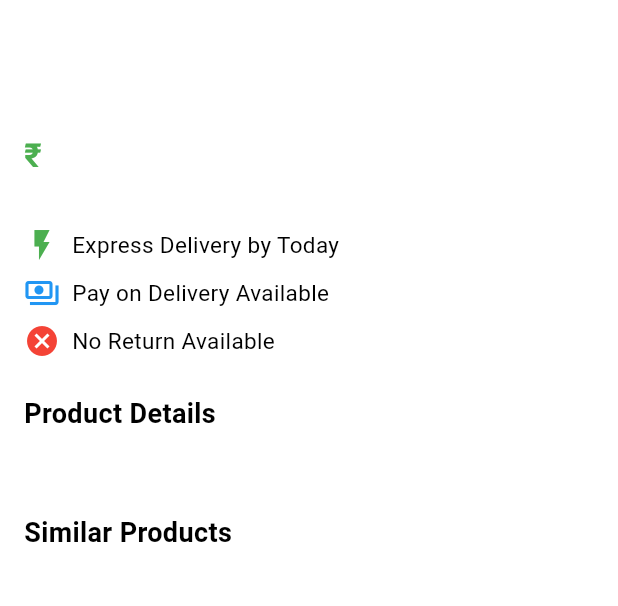
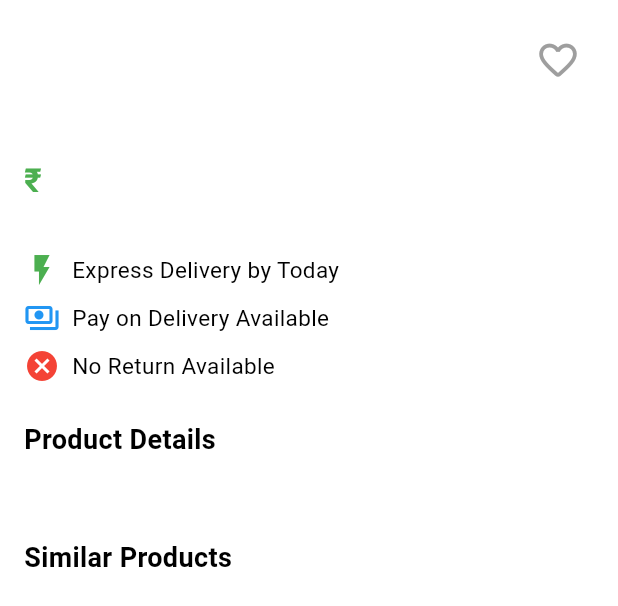
Before and after one commit to Vasilnk/Freshkart, a Flutter app: the ProductDetailsSection widget shown alone on an empty page, opened directly with empty values, on a phone screen of 412 x 824 dp. Shown: the top 606 px of the screen. Run offline on Flutter 3.47's test engine with Material 3 defaults, Android fonts, the phone set to English and light mode, and no system bars; our stand-ins replace another_flushbar, audioplayers, carousel_slider, cloud_firestore, firebase_auth, firebase_core and 6 more; missing offline and left inert: flutter_stripe; accounts and stored records are empty; statements that could not run were skipped.

```diff
--- a/lib/main.dart
+++ b/lib/main.dart
@@ -1,7 +1,6 @@
 import 'package:flutter/material.dart';
 import 'package:firebase_core/firebase_core.dart';
 import 'package:freshkart/core/routes.dart';
-
 import 'package:freshkart/core/utils/colors.dart';
 import 'package:freshkart/core/utils/stripe.dart';
 import 'package:go_router/go_router.dart';
--- a/lib/view/widgets/product_detail_section.dart/product_details_section.dart
+++ b/lib/view/widgets/product_detail_section.dart/product_details_section.dart
@@ -1,8 +1,10 @@
 import 'dart:async';
 import 'package:flutter/material.dart';
 import 'package:freshkart/models/product_model.dart';
+import 'package:freshkart/view/widgets/icons/wishlist_icon.dart';
 import 'package:freshkart/view/widgets/product_detail_section.dart/similar_product_section.dart';
 import 'package:freshkart/view_model/providers/product_provider.dart';
+import 'package:freshkart/view_model/providers/wishlist_provider.dart';
 import 'package:provider/provider.dart';
 
 class ProductDetailsSection extends StatefulWidget {
@@ -66,9 +68,22 @@ class _ProductDetailsSectionState extends State<ProductDetailsSection> {
       child: Column(
         crossAxisAlignment: CrossAxisAlignment.start,
         children: [
-          Text(
-            product.name,
-            style: const TextStyle(fontSize: 22, fontWeight: FontWeight.bold),
+          Row(
+            mainAxisAlignment: MainAxisAlignment.spaceBetween,
+            children: [
+              Text(
+                product.name,
+                style: const TextStyle(
+                  fontSize: 22,
+                  fontWeight: FontWeight.bold,
+                ),
+              ),
+              WishlistIconButton(
+                isFavorite: product.offer,
+                value: context.read<WshlistProvider>(),
+                name: product.name,
+              ),
+            ],
           ),
           const SizedBox(height: 4),
           Text(
```
Also changed, not shown: 8 other files.
